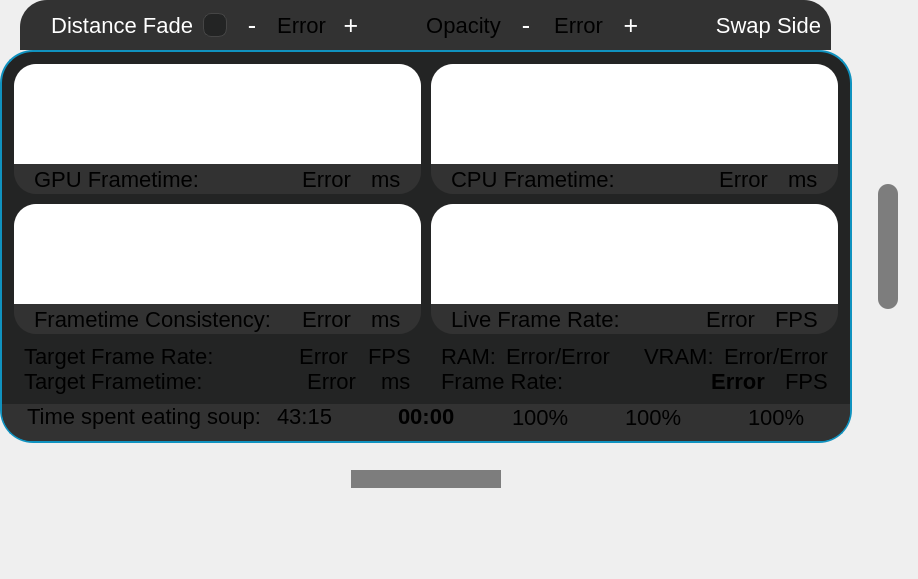
Trixxle/SeamenPerformanceOverlay, file src/userinterface/dashboardui.ui: the form before one commit.
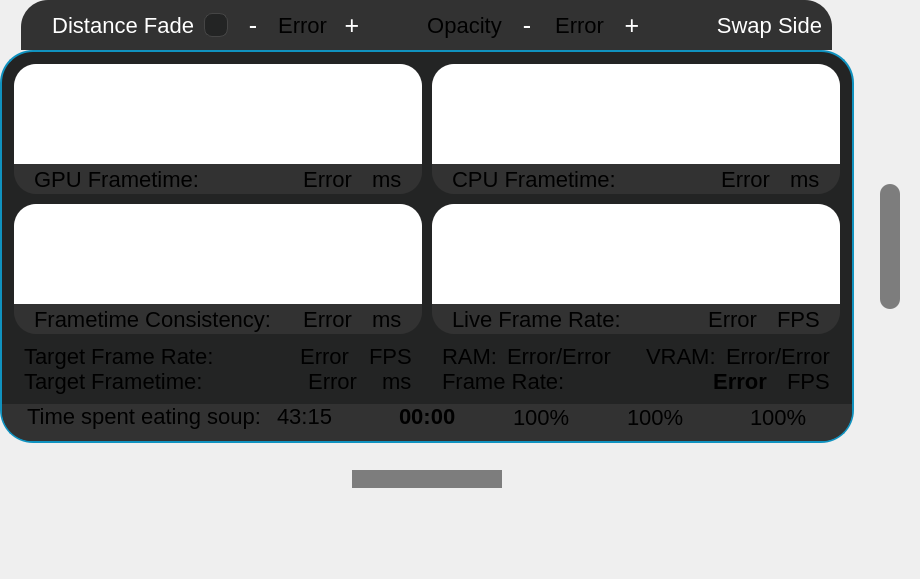
The form after the commit. Icons and pictures are not drawn. Custom widgets are drawn as their Qt base class.

Commit message: Trackers now correctly get detected at launch, added during session, and removed during sessions. Only the UI still needs fixing as it breaks when a lot of trackers are connected.

Diff of the .ui file:
```diff
--- a/src/userinterface/dashboardui.ui
+++ b/src/userinterface/dashboardui.ui
@@ -6,7 +6,7 @@
    <rect>
     <x>0</x>
     <y>0</y>
-    <width>918</width>
+    <width>920</width>
     <height>579</height>
    </rect>
   </property>
```
Left out of the diff: 27 changed lines with no effect on the pictures. The commit also changes 2 other files.
